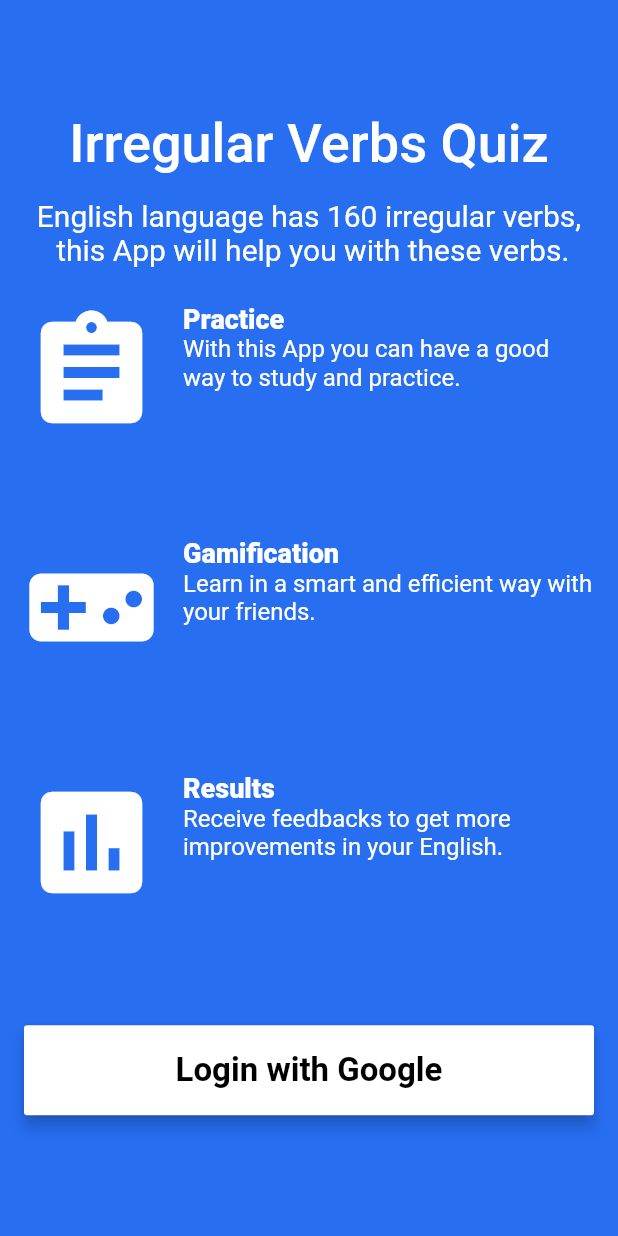
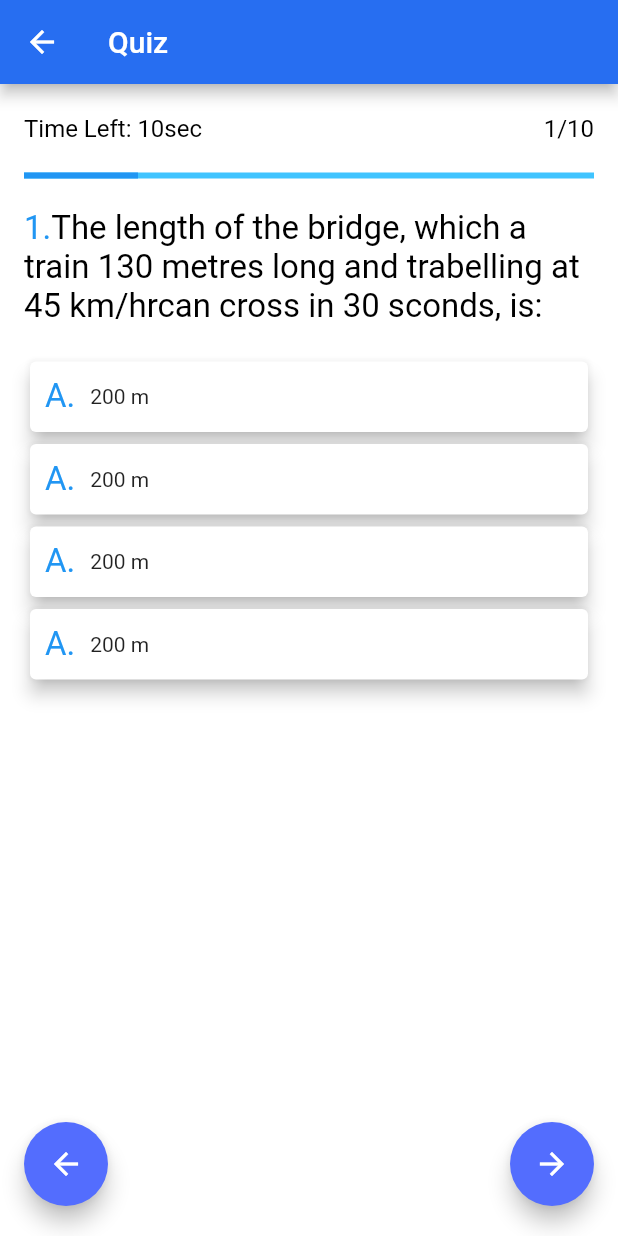
Before and after one commit to analistacarlosh/flutter-learn-english-app, a Flutter app: the screen it shows after launch, after a tap on "Login with Google", on a phone screen of 412 x 824 dp. Run offline on Flutter 3.47's test engine with Material 2 defaults, Android fonts, the phone set to English and light mode, and no system bars.

Commit message:
Implemented base layout of quiz screen

```diff
--- a/lib/main.dart
+++ b/lib/main.dart
@@ -1,6 +1,9 @@
 import 'package:flutter/material.dart';
-import 'package:path/path.dart';
+import 'package:flutter/foundation.dart' as foundation;
 import 'package:flutter_learn_english_app/ui/login_screen/login_screen.dart';
+import 'package:flutter_learn_english_app/ui/complete_quiz_screen/complete_quiz_screen.dart';
+
+bool get isIOS => foundation.defaultTargetPlatform == TargetPlatform.iOS;
 
 void main() => runApp(
     MaterialApp(
@@ -14,6 +17,11 @@ void main() => runApp(
           accentColor: Colors.blueAccent,
           backgroundColor: Color.fromRGBO(39, 110, 241, 1),
         ),
-        home: LoginScreen()
+        home: LoginScreen(),
+        // initialRoute: '/complete-quiz-screen',
+        routes: {
+          '/login': (context) => LoginScreen(),
+          '/complete-quiz-screen': (context) => CompleteQuizScreen(),
+        },
     )
 );
--- /dev/null
+++ b/lib/style.dart
@@ -0,0 +1,10 @@
+import 'dart:ui';
+import 'package:flutter/material.dart';
+
+const TextStyle defaultStyleText = const TextStyle(
+  fontSize: 16,
+  color: Colors.black,
+  fontWeight: FontWeight.normal,
+);
+
+const defaultPadding = const EdgeInsets.only(left: 16, right: 16);
--- /dev/null
+++ b/lib/ui/complete_quiz_screen/complete_quiz_screen.dart
@@ -0,0 +1,127 @@
+import 'package:flutter/material.dart';
+
+import '../../style.dart';
+
+class CompleteQuizScreen extends StatefulWidget {
+  @override
+  State<StatefulWidget> createState() {
+    return _CompleteQuizScreen();
+  }
+}
+
+class _CompleteQuizScreen extends State<CompleteQuizScreen> {
+  @override
+  Widget build(BuildContext context) {
+    return Scaffold(
+        appBar: AppBar(
+          title: Text('Quiz'),
+        ),
+        backgroundColor: Colors.white,
+        body: SingleChildScrollView(
+          child: Column(
+            children: <Widget>[
+              Container(
+                margin: EdgeInsets.only(top: 20, bottom: 10),
+                padding: defaultPadding,
+                child: Row(
+                  mainAxisAlignment: MainAxisAlignment.spaceBetween,
+                  children: <Widget>[
+                    Text('Time Left: 10sec', style: defaultStyleText),
+                    Text('1/10', style: defaultStyleText)
+                  ],
+                ),
+              ),
+              Container(
+                margin: EdgeInsets.only(top: 10, bottom: 20),
+                padding: defaultPadding,
+                child: LinearProgressIndicator(
+                  value: 0.2,
+                  backgroundColor: Colors.lightBlueAccent,
+                  semanticsLabel: 'Indicator',
+                  semanticsValue: 'Indicator',
+                ),
+              ),
+              Container(
+                padding: defaultPadding,
+                child: RichText(
+                    text: TextSpan(
+                        text: '1.',
+                        style: defaultStyleText.copyWith(
+                          color: Colors.blue, fontSize: 22,
+                        ),
+                        children: <TextSpan>[
+                          TextSpan(text: 'The length of the bridge, which a train 130'
+                              ' metres long and trabelling at 45 km/hrcan cross in 30'
+                              ' sconds, is:',
+                              style: defaultStyleText.copyWith(
+                                  fontSize: 22
+                              )
+                          )
+                        ]
+                    )
+                ),
+              ),
+              SizedBox(
+                height: 20,
+              ),
+              ListView.builder(
+                padding: defaultPadding,
+                shrinkWrap: true,
+                itemCount: 4,
+                itemBuilder: (BuildContext ctx, i) {
+                  return Container(
+                    height: 55,
+                    child: Card(
+                      elevation: 5,
+                      child: Container(
+                        padding: EdgeInsets.only(top: 0, left: 10),
+                        child: Row(
+                          children: <Widget>[
+                            Text('A.',
+                              style: defaultStyleText.copyWith(
+                                color: Colors.blue, fontSize: 22,
+                              ),
+                            ),
+                            Container(
+                              margin: EdgeInsets.only(left: 10),
+                              child: Text('200 m'),
+                            ),
+                          ],
+                        ),
+                      ),
+                    ),
+                  );
+                },
+              ),
+            ],
+          ),
+        ),
+        bottomNavigationBar:
+        Padding(padding: defaultPadding.copyWith(bottom: 20),
+          child: Row(
+            mainAxisAlignment: MainAxisAlignment.spaceBetween,
+            children: <Widget>[
+              FloatingActionButton(
+                key: Key('button_arrow_back'),
+                onPressed: () {
+                  Navigator.pop(context);
+                },
+                child: Icon(Icons.arrow_back),
+                backgroundColor: Colors.indigoAccent,
+                heroTag: null,
+              ),
+              FloatingActionButton(
+                key: Key('button_arrow_forward'),
+                onPressed: () {
+                  print('pressed');
+                },
+                child: Icon(Icons.arrow_forward),
+                backgroundColor: Colors.indigoAccent,
+                heroTag: null,
+              )
+            ],
+          ),
+        )
+    );
+  }
+}
--- a/lib/ui/login_screen/login_screen.dart
+++ b/lib/ui/login_screen/login_screen.dart
@@ -1,4 +1,5 @@
 import 'package:flutter/material.dart';
+import 'package:flutter_learn_english_app/ui/complete_quiz_screen/complete_quiz_screen.dart';
 
 class LoginScreen extends StatefulWidget {
 
@@ -125,7 +126,10 @@ class _LoginState extends State<LoginScreen> {
                       textColor: Colors.black,
                       elevation: 4.0,
                       onPressed: () {
-                        print('Pressed');
+                        Navigator.push(context,
+                          MaterialPageRoute(builder: (context)
+                          => CompleteQuizScreen()),
+                        );
                       }
                   )
               ),
```
Also changed, not shown: lib/string.dart (added).
